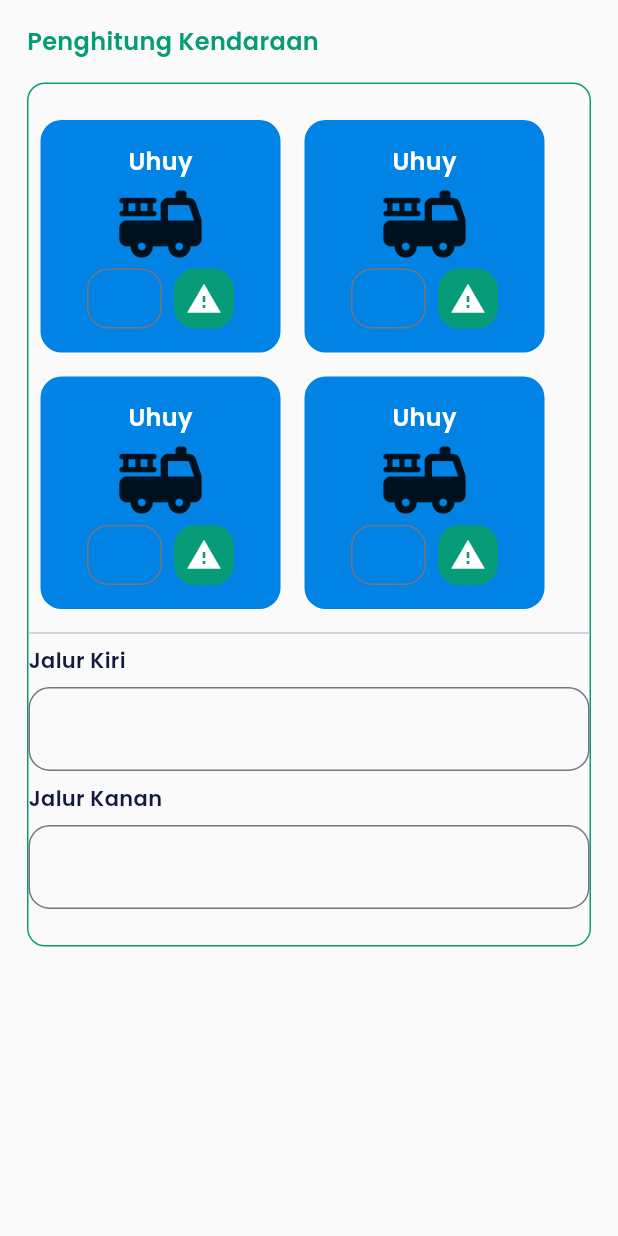
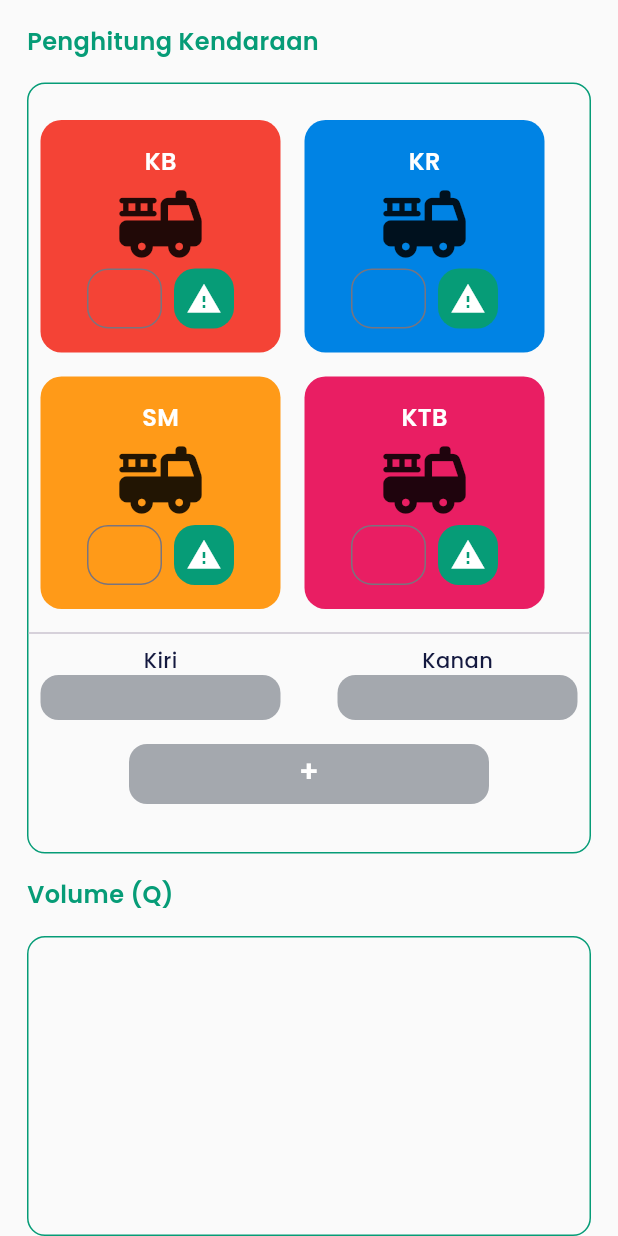
Before and after one commit to hafizzibrahim/RakjaOk, a Flutter app: the PenghitungKendaraanPage screen opened by its route, on a phone screen of 412 x 824 dp. Run offline on Flutter 3.47's test engine with Material 3 defaults, Android fonts, the light colour scheme and no system bars; our stand-ins replace curved_navigation_bar, google_fonts.

Commit message:
update layout

```diff
--- a/lib/page/analisis_page.dart
+++ b/lib/page/analisis_page.dart
@@ -20,10 +20,10 @@ class AnalisisPage extends StatelessWidget {
             ),
             tabs: <Widget>[
               Tab(
-                icon: Icon(Icons.cloud_outlined),
+                icon: Image.asset('assets/icons/ic_document_gear.png', color: whiteColor, width: 35,),
               ),
               Tab(
-                icon: Icon(Icons.beach_access_sharp),
+                icon: Image.asset('assets/icons/ic_document_chart.png', color: whiteColor, width: 35,),
               ),
             ],
           ),
--- a/lib/page/main_page.dart
+++ b/lib/page/main_page.dart
@@ -12,25 +12,31 @@ class _MainPageState extends State<MainPage> {
 
   final List<Widget> _pages = [
     PengitungPage(),
-    AnalisisPage()
+    AnalisisPage(),
+    KecepatanRataPage(),
+    HasilAnalisisPage(),
+    InformasiPage()
   ];
   @override
   Widget build(BuildContext context) {
     return Scaffold(
       backgroundColor: Colors.white,
-      body: _pages[_currentIndex], // Menampilkan halaman yang sesuai dengan indeks yang dipilih
+      body: _pages[_currentIndex],
       bottomNavigationBar: CurvedNavigationBar(
         backgroundColor: Colors.white,
         color: greenColor,
-        animationDuration: Duration(milliseconds: 300),
+        animationDuration: const Duration(milliseconds: 300),
         onTap: (int index) {
           setState(() {
-            _currentIndex = index; // Memperbarui indeks halaman yang aktif
+            _currentIndex = index;
           });
         },
         items: [
-          Icon(Icons.home),
-          Icon(Icons.person),
+          Image.asset('assets/icons/ic_penghitung.png', color: whiteColor, width: 35,),
+          Image.asset('assets/icons/ic_pencarian.png', color: whiteColor, width: 35,),
+          Image.asset('assets/icons/ic_kecepatan_rata.png', color: whiteColor, width: 35,),
+          Image.asset('assets/icons/ic_hasil_analisis.png', color: whiteColor, width: 35,),
+          Image.asset('assets/icons/ic_informasi.png', color: whiteColor, width: 35,),
         ],
       ),
     );
--- a/lib/page/pages.dart
+++ b/lib/page/pages.dart
@@ -1,9 +1,6 @@
 import 'package:curved_navigation_bar/curved_navigation_bar.dart';
-import 'package:flutter/cupertino.dart';
 import 'package:flutter/material.dart';
-import 'package:flutter/widgets.dart';
 import 'package:rakja_ok/shared/shared.dart';
-
 import '../widget/widgets.dart';
 
 part 'spesifikasi_jalan_page.dart';
@@ -11,4 +8,7 @@ part 'penghitung_page.dart';
 part 'penghitung_kendaraan_page.dart';
 part 'analisis_page.dart';
 part 'analisis_jalan_page.dart';
+part 'kecepatan_rata_page.dart';
+part 'hasil_analisis_page.dart';
+part 'informasi_page.dart';
 part 'main_page.dart';
--- a/lib/page/penghitung_kendaraan_page.dart
+++ b/lib/page/penghitung_kendaraan_page.dart
@@ -9,34 +9,162 @@ class PenghitungKendaraanPage extends StatelessWidget {
       body: ListView(
         padding: EdgeInsets.symmetric(horizontal: 18, vertical: 16),
         children: [
-          Text('Penghitung Kendaraan', style: greenTextStyle.copyWith(fontWeight: semiBold, fontSize: 16),),
-          SizedBox(height: 16,),
+          Text(
+            'Penghitung Kendaraan',
+            style: greenTextStyle.copyWith(fontWeight: semiBold, fontSize: 16),
+          ),
+          SizedBox(
+            height: 16,
+          ),
           mainContainer(),
-
+          SizedBox(
+            height: 16,
+          ),
+          Text(
+            'Volume (Q)',
+            style: greenTextStyle.copyWith(fontWeight: semiBold, fontSize: 16),
+          ),
+          SizedBox(
+            height: 16,
+          ),
+          Container(
+            width: double.infinity,
+            height: 200,
+            decoration: BoxDecoration(
+              borderRadius: BorderRadius.circular(12),
+              border: Border.all(color: greenColor),
+            ),
+          ),
         ],
       ),
     );
   }
 
-  Widget mainContainer(){
+  Widget mainContainer() {
     return Container(
-      padding: EdgeInsets.symmetric( vertical: 16),
+      padding: EdgeInsets.symmetric(vertical: 16),
       width: double.infinity,
       decoration: BoxDecoration(
         borderRadius: BorderRadius.circular(12),
         border: Border.all(color: greenColor),
       ),
-      child: const Wrap(
+      child: Wrap(
         children: [
-          ContainerKendaraan(),
-          ContainerKendaraan(),
-          ContainerKendaraan(),
-          ContainerKendaraan(),
+          ContainerKendaraan(title: 'KB', color: Colors.red),
+          ContainerKendaraan(title: 'KR', color: blueColor),
+          ContainerKendaraan(title: 'SM', color: orangeColor),
+          ContainerKendaraan(title: 'KTB', color: Colors.pink),
           Divider(),
-          MyTextWidget(title: 'Jalur Kiri'),
-          MyTextWidget(title: 'Jalur Kanan')
+          SelectedItem(),
+          buttonResult()
+        ],
+      ),
+    );
+  }
+
+  Widget buttonResult(){
+    return GestureDetector(
+      onTap: (){},
+      child: Padding(
+        padding: const EdgeInsets.all(16),
+        child: Align(
+          alignment: Alignment.center,
+          child: Container(
+            padding: EdgeInsets.all(4),
+            width: 240,
+            height: 40,
+            decoration: BoxDecoration(
+              color: greyColor,
+              borderRadius: BorderRadius.circular(12)
+            ),
+            child: Text('+', style: whiteTextStyle.copyWith(fontWeight: semiBold, fontSize: 20),textAlign: TextAlign.center,),
+          ),
+        ),
+      ),
+    );
+  }
+}
+
+class SelectedItem extends StatefulWidget {
+  const SelectedItem({super.key});
+
+  @override
+  State<SelectedItem> createState() => _SelectedItemState();
+}
+
+class _SelectedItemState extends State<SelectedItem> {
+  int selectedItem = -1;
+
+  void handleSelection(int index) {
+    setState(() {
+      selectedItem = index;
+    });
+  }
+
+  @override
+  Widget build(BuildContext context) {
+    return Padding(
+      padding: const EdgeInsets.symmetric(horizontal: 8),
+      child: Row(
+        mainAxisAlignment: MainAxisAlignment.spaceBetween,
+        children: [
+          Column(
+            children: [
+              Text(
+                'Kiri',
+                style: blackTextStyle.copyWith(fontSize: 14, fontWeight: medium),
+              ),
+              ButtonChoosing(
+                isSelected: selectedItem == 0, // Treat TirtaPay as the 3rd option
+                onTap: () => handleSelection(0),
+              ),
+            ],
+          ),
+          Column(
+            children: [
+              Text(
+                'Kanan',
+                style: blackTextStyle.copyWith(fontSize: 14, fontWeight: medium),
+              ),
+              ButtonChoosing(
+                isSelected: selectedItem == 1, // Treat TirtaPay as the 3rd option
+                onTap: () => handleSelection(1),
+              ),
+            ],
+          )
         ],
       ),
     );
   }
 }
+
+class ButtonChoosing extends StatefulWidget {
+  final VoidCallback? onTap;
+  bool isSelected;
+  ButtonChoosing({
+    super.key,
+    this.onTap,
+    required this.isSelected,
+  });
+
+  @override
+  State<ButtonChoosing> createState() => _ButtonChoosingState();
+}
+
+class _ButtonChoosingState extends State<ButtonChoosing> {
+  @override
+  Widget build(BuildContext context) {
+    return GestureDetector(
+      onTap: widget.onTap,
+      child: Container(
+        width: 160,
+        height: 30,
+        decoration: BoxDecoration(
+          color: greyColor,
+          border: widget.isSelected ? Border.all(color: greenColor, width: 4) : null,
+          borderRadius: BorderRadius.circular(12),
+        ),
+      ),
+    );
+  }
+}
--- a/lib/page/penghitung_page.dart
+++ b/lib/page/penghitung_page.dart
@@ -20,10 +20,10 @@ class PengitungPage extends StatelessWidget {
             ),
             tabs: <Widget>[
               Tab(
-                icon: Icon(Icons.cloud_outlined),
+                icon: Image.asset('assets/icons/ic_calculator.png', color: whiteColor, width: 35,),
               ),
               Tab(
-                icon: Icon(Icons.beach_access_sharp),
+                icon: Image.asset('assets/icons/ic_document_gear.png', color: whiteColor, width: 35,),
               ),
             ],
           ),
--- a/lib/widget/container_kendaraan.dart
+++ b/lib/widget/container_kendaraan.dart
@@ -1,7 +1,10 @@
 part of 'widgets.dart';
 
 class ContainerKendaraan extends StatelessWidget {
-  const ContainerKendaraan({super.key});
+  final String title;
+  final Color color;
+
+  const ContainerKendaraan({super.key, required this.title, required this.color});
 
   @override
   Widget build(BuildContext context) {
@@ -11,12 +14,12 @@ class ContainerKendaraan extends StatelessWidget {
         padding: EdgeInsets.symmetric( vertical: 16),
         width: 160,
         decoration: BoxDecoration(
-          color: blueColor,
+          color: color,
           borderRadius: BorderRadius.circular(14),
         ),
         child: Column(
           children: [
-            Text('Uhuy', style: whiteTextStyle.copyWith(fontSize: 16, fontWeight: semiBold),),
+            Text(title, style: whiteTextStyle.copyWith(fontSize: 16, fontWeight: semiBold),),
             Icon(Icons.fire_truck_rounded, size: 60,),
 
             Row(
```
